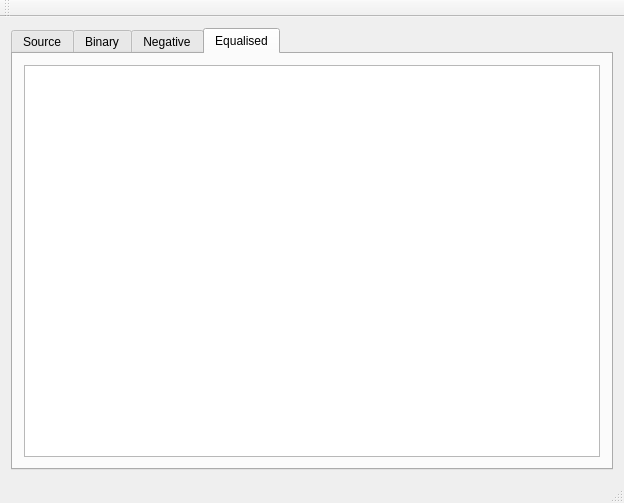
This is mainwindow.ui in KostyaVeresh/ImageProcessing as Qt 5 draws it before an edit. The edited form follows.
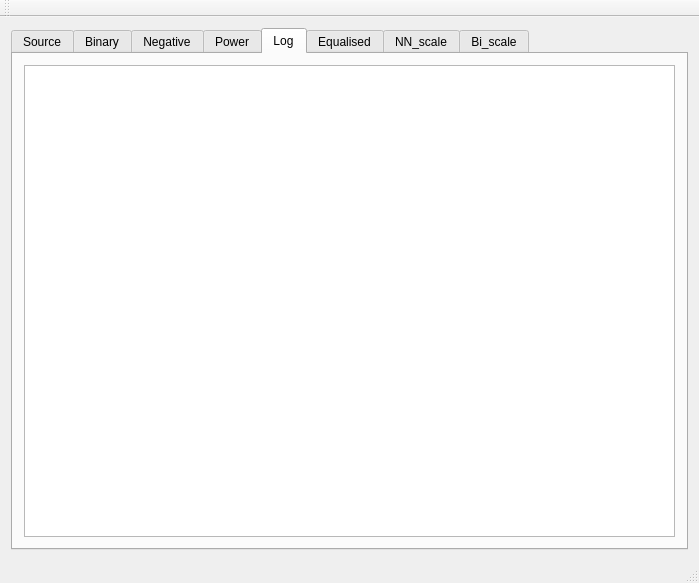
This is the edited form.

Commit message: added power and logarithm transform functions, added nearest neighbour and bilinear scale functions

```diff
--- a/mainwindow.ui
+++ b/mainwindow.ui
@@ -6,8 +6,8 @@
    <rect>
     <x>0</x>
     <y>0</y>
-    <width>624</width>
-    <height>503</height>
+    <width>699</width>
+    <height>583</height>
    </rect>
   </property>
   <property name="windowTitle">
@@ -18,7 +18,7 @@
     <item>
      <widget class="QTabWidget" name="tabWidget">
       <property name="currentIndex">
-       <number>3</number>
+       <number>4</number>
       </property>
       <widget class="QWidget" name="tab">
        <attribute name="title">
@@ -50,6 +50,26 @@
         </item>
        </layout>
       </widget>
+      <widget class="QWidget" name="tab_7">
+       <attribute name="title">
+        <string>Power</string>
+       </attribute>
+       <layout class="QHBoxLayout" name="horizontalLayout_8">
+        <item>
+         <widget class="QGraphicsView" name="powerImage"/>
+        </item>
+       </layout>
+      </widget>
+      <widget class="QWidget" name="tab_8">
+       <attribute name="title">
+        <string>Log</string>
+       </attribute>
+       <layout class="QHBoxLayout" name="horizontalLayout_9">
+        <item>
+         <widget class="QGraphicsView" name="logImage"/>
+        </item>
+       </layout>
+      </widget>
       <widget class="QWidget" name="tab_4">
        <attribute name="title">
         <string>Equalised</string>
@@ -60,6 +80,26 @@
         </item>
        </layout>
       </widget>
+      <widget class="QWidget" name="tab_5">
+       <attribute name="title">
+        <string>NN_scale</string>
+       </attribute>
+       <layout class="QHBoxLayout" name="horizontalLayout_6">
+        <item>
+         <widget class="QGraphicsView" name="NNScaledImage"/>
+        </item>
+       </layout>
+      </widget>
+      <widget class="QWidget" name="tab_6">
+       <attribute name="title">
+        <string>Bi_scale</string>
+       </attribute>
+       <layout class="QHBoxLayout" name="horizontalLayout_7">
+        <item>
+         <widget class="QGraphicsView" name="BiScaledImage"/>
+        </item>
+       </layout>
+      </widget>
      </widget>
     </item>
    </layout>
```
Left out of the diff: 4 changed lines with no effect on the pictures. The commit also changes 3 other files.
